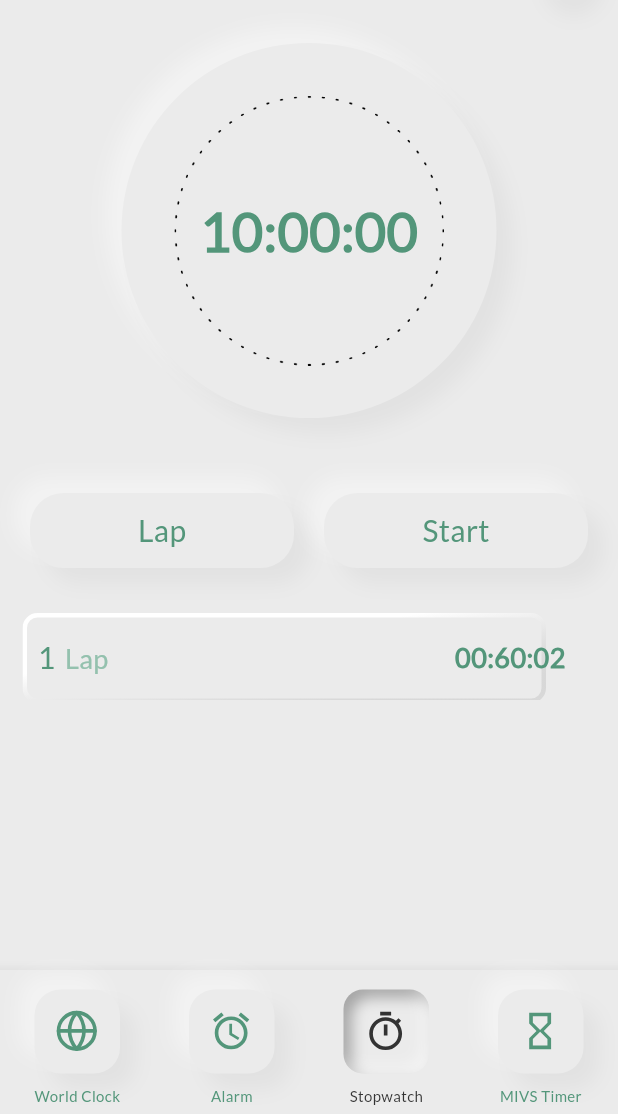
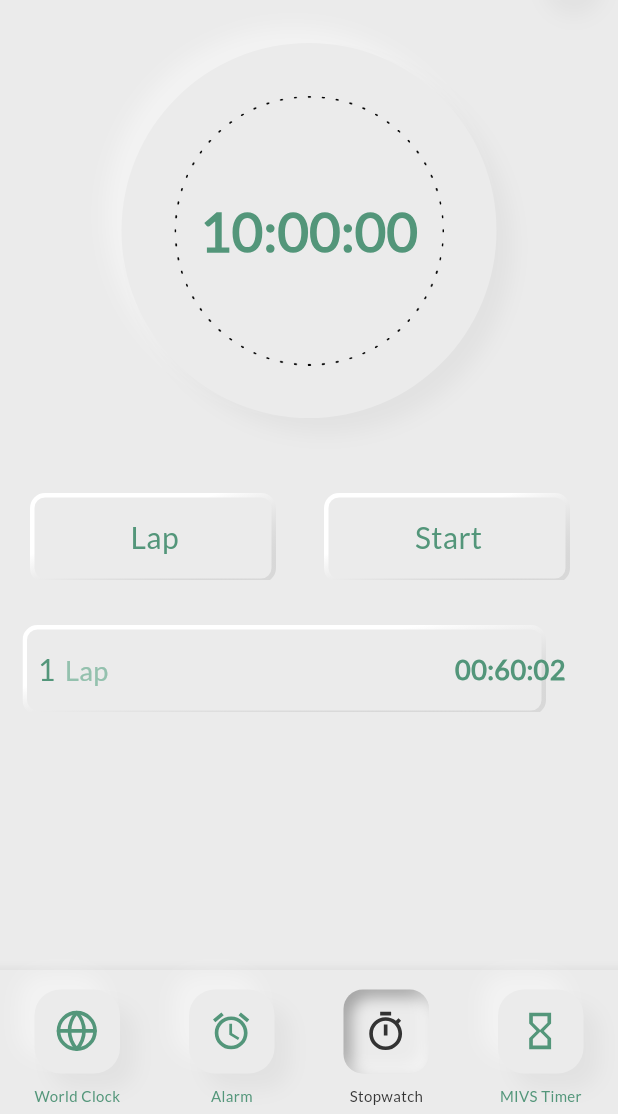
Before and after one commit to thecompletesoftech/alarmclock, a Flutter app: the screen it shows after launch, item 3 of the bottom bar chosen, on a phone screen of 412 x 824 dp, the part 122-1236 px from its top. Run offline on Flutter 3.47's test engine with Material 3 defaults, Android fonts, the phone set to English and light mode, and no system bars; our stand-ins replace analog_clock, carousel_slider, dots_indicator, flutter_neumorphic_plus, flutter_svg, get and 1 more.

Commit message:
Btnbackground create

```diff
--- a/lib/Config/SvgString.dart
+++ b/lib/Config/SvgString.dart
@@ -65,3 +65,26 @@ final cardbackground= '''<svg width="357" height="58" viewBox="0 0 357 58" fill=
 </defs>
 </svg>
 ''';
+final smallbtnbackground = '''<svg width="172" height="58" viewBox="0 0 172 58" fill="none" xmlns="http://www.w3.org/2000/svg">
+<g filter="url(#filter0_d_53_332)">
+<rect width="164" height="50" rx="10" fill="#EBEBEB"/>
+<rect x="1.5" y="1.5" width="161" height="57" rx="8.5" stroke="url(#paint0_linear_53_332)" stroke-width="3"/>
+</g>
+<defs>
+<filter id="filter0_d_53_332" x="0" y="0" width="172" height="58" filterUnits="userSpaceOnUse" color-interpolation-filters="sRGB">
+<feFlood flood-opacity="0" result="BackgroundImageFix"/>
+<feColorMatrix in="SourceAlpha" type="matrix" values="0 0 0 0 0 0 0 0 0 0 0 0 0 0 0 0 0 0 127 0" result="hardAlpha"/>
+<feOffset dx="4" dy="4"/>
+<feGaussianBlur stdDeviation="2"/>
+<feComposite in2="hardAlpha" operator="out"/>
+<feColorMatrix type="matrix" values="0 0 0 0 1 0 0 0 0 1 0 0 0 0 1 0 0 0 0.5 0"/>
+<feBlend mode="darken" in2="BackgroundImageFix" result="effect1_dropShadow_53_332"/>
+<feBlend mode="normal" in="SourceGraphic" in2="effect1_dropShadow_53_332" result="shape"/>
+</filter>
+<linearGradient id="paint0_linear_53_332" x1="113.538" y1="4.05406" x2="143.891" y2="97.1618" gradientUnits="userSpaceOnUse">
+<stop stop-color="white"/>
+<stop offset="1" stop-color="#8D8D8D" stop-opacity="0"/>
+</linearGradient>
+</defs>
+</svg>
+''';
--- a/lib/View/BottomNavigation/BottomNavigation.dart
+++ b/lib/View/BottomNavigation/BottomNavigation.dart
@@ -1,7 +1,4 @@
 import 'package:clockalarm/Config/Import.dart';
-import 'package:clockalarm/Config/SvgString.dart';
-
-import 'package:flutter_svg/flutter_svg.dart';
 
 class NewBottomNavigator extends StatefulWidget {
   NewBottomNavigator({super.key, this.passIndex, this.userId});
--- a/lib/View/Stopwatch/Stopwatch.dart
+++ b/lib/View/Stopwatch/Stopwatch.dart
@@ -31,6 +31,7 @@ class _StopwatchScreenState extends State<StopwatchScreen> {
                   child: ButtonWidget(
                     name: lap,
                     txtstyle: MyTextStyle.mw40020,
+                    issmall: true,
                     borderRadius: 20.0,
                     onTap: () {},
                   ),
@@ -39,6 +40,7 @@ class _StopwatchScreenState extends State<StopwatchScreen> {
                 Expanded(
                   child: ButtonWidget(
                     name: start,
+                    issmall: true,
                     txtstyle: MyTextStyle.mw40020,
                     borderRadius: 20.0,
                     onTap: () {},
--- a/lib/View/WorldClock/WorldClock.dart
+++ b/lib/View/WorldClock/WorldClock.dart
@@ -195,15 +195,7 @@ class _WorldClockState extends State<WorldClock> {
             ),
             Padding(
               padding: const EdgeInsets.symmetric(horizontal: 15.0),
-              child: Container(
-                  decoration: Utils().decoration(
-                      cntx: context,
-                      isdark: NeumorphicTheme.isUsingDark(context),
-                      radius: 10.5 * fem),
-                  width: MediaQuery.sizeOf(context).width,
-                  padding: EdgeInsets.only(left: 32.0, top: 16.0, right: 16.0),
-                  height: 60,
-                  alignment: Alignment.topLeft,
+              child: CardBackground(
                 child: Row(
                 mainAxisAlignment: MainAxisAlignment.spaceBetween,
                 children: [
--- /dev/null
+++ b/lib/Widgets/BtnBackground.dart
@@ -0,0 +1,50 @@
+import '../Config/Import.dart';
+
+class BtnBackground extends StatelessWidget {
+  final child;
+  final issmall;
+  final borderRadius;
+  final width;
+  final height;
+  const BtnBackground({
+    super.key,
+    this.child,
+    this.issmall = false,
+    this.borderRadius = 10.5,
+    this.width = 0.9,
+    this.height = 50,
+  });
+
+  @override
+  Widget build(BuildContext context) {
+    double baseWidth = 390;
+    double fem = MediaQuery.of(context).size.width / baseWidth;
+    var size = MediaQuery.of(context).size;
+    return NeumorphicTheme.isUsingDark(context)
+        ? Container(
+            padding: EdgeInsets.symmetric(horizontal: 10, vertical: 10),
+            width: size.width * width,
+            height: height,
+            decoration: Utils().decoration(
+                cntx: context,
+                isdark: NeumorphicTheme.isUsingDark(context),
+                radius: borderRadius * fem),
+            child: child,
+          )
+        : Stack(
+            children: [
+              SvgPicture.string(
+                issmall ? smallbtnbackground : cardbackground,
+              ),
+              Align(
+                alignment: Alignment.center,
+                child: Container(
+                  padding: EdgeInsets.only(left: 10, right: 20, top: 15),
+                  width: MediaQuery.of(context).size.width,
+                  child: child,
+                ),
+              )
+            ],
+          );
+  }
+}
--- a/lib/Widgets/ButtonWidget.dart
+++ b/lib/Widgets/ButtonWidget.dart
@@ -1,3 +1,4 @@
+import 'package:clockalarm/Widgets/BtnBackground.dart';
 import 'package:clockalarm/Widgets/Textwidget.dart';
 
 import '../Config/Import.dart';
@@ -17,7 +18,7 @@ class ButtonWidget extends StatefulWidget {
   final txtcolor;
   final txtstyle;
   final showon;
-
+  final issmall;
   final bool loading;
 
   ButtonWidget(
@@ -36,7 +37,8 @@ class ButtonWidget extends StatefulWidget {
       this.loading = false,
       this.txtcolor,
       this.showarrow = false,
-      this.txtstyle})
+      this.txtstyle,
+      this.issmall = false})
       : super(key: key);
   @override
   State<ButtonWidget> createState() => _ButtonWidgetState();
@@ -48,13 +50,10 @@ class _ButtonWidgetState extends State<ButtonWidget> {
     double baseWidth = 390;
     double fem = MediaQuery.of(context).size.width / baseWidth;
     var size = MediaQuery.of(context).size;
-    return Container(
-      decoration: Utils().decoration(
-          cntx: context,
-          isdark: NeumorphicTheme.isUsingDark(context),
-          radius: widget.borderRadius * fem),
+    return BtnBackground(
       width: size.width * widget.width,
       height: widget.height,
+      issmall: widget.issmall,
       child: InkWell(
         onTap: () {
           widget.onTap!();
--- a/lib/main.dart
+++ b/lib/main.dart
@@ -1,8 +1,5 @@
 import 'package:clockalarm/Config/Import.dart';
 import 'package:clockalarm/View/BottomNavigation/BottomNavigation.dart';
-
-import 'View/SplashScreen.dart';
-
 void main() {
   runApp(const MyApp());
 }
```
Lines whose indentation alone changed are shown as unchanged.
